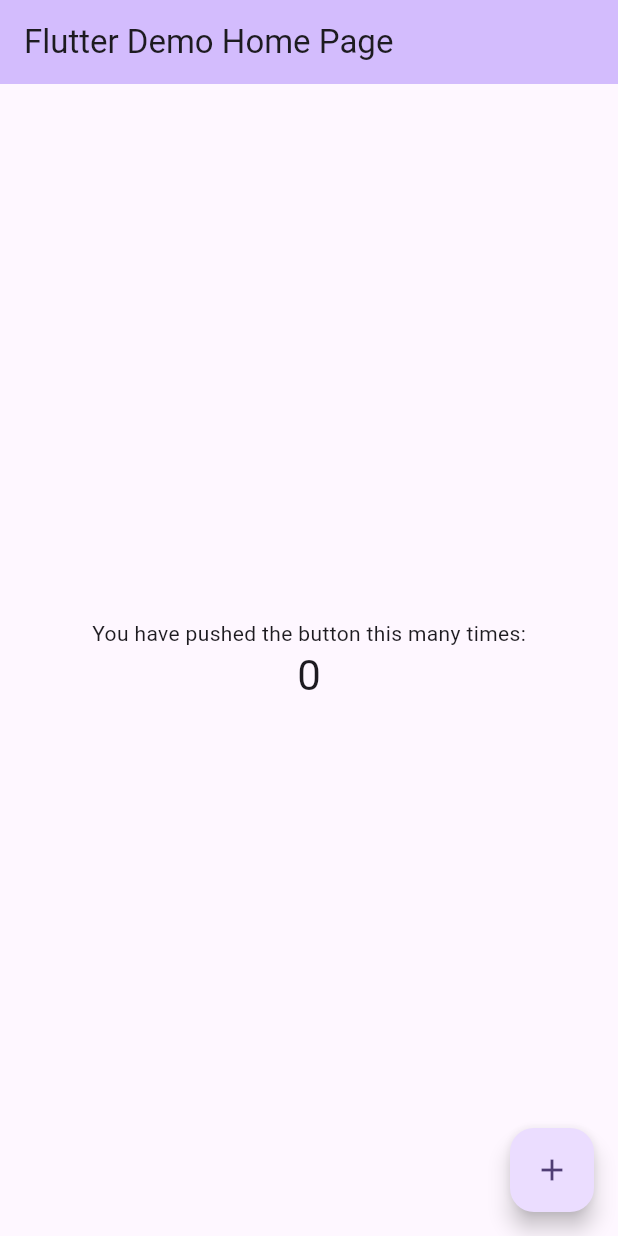
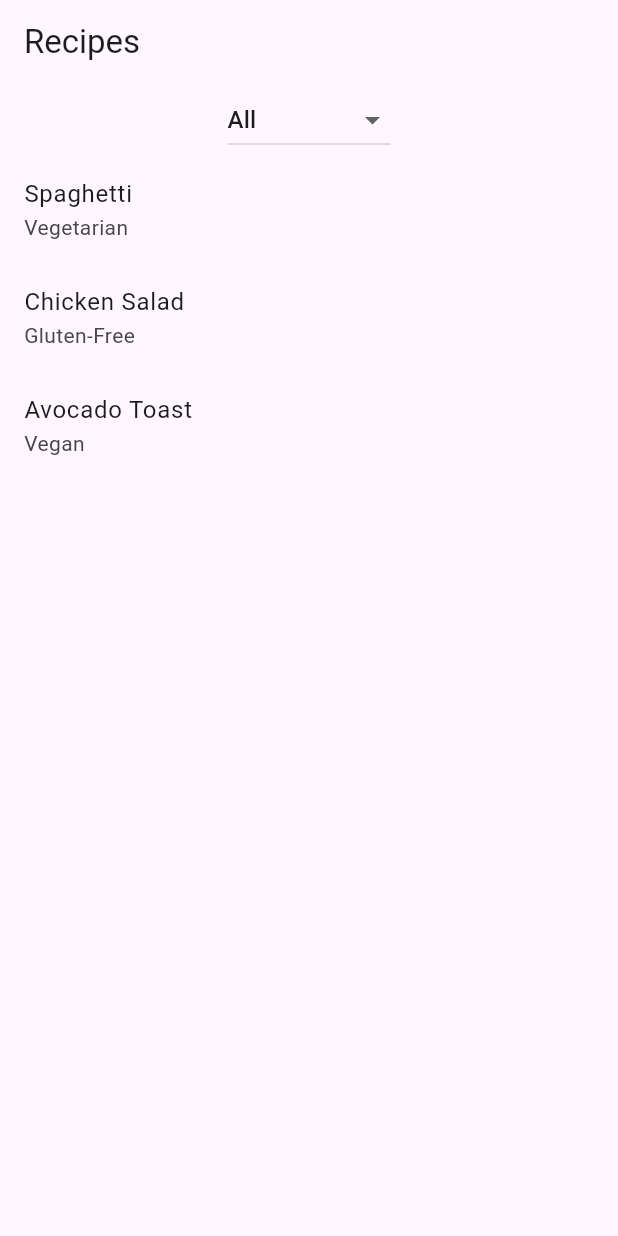
Before and after one commit to Hfreeman1/RecipeMealPlanner, a Flutter app: the screen it shows after launch, on a phone screen of 412 x 824 dp. Run offline on Flutter 3.47's test engine with Material 3 defaults, Android fonts, the phone set to English and light mode, and no system bars.

Commit message:
Milestone 1 complete – Recipe list + navigation working

```diff
--- a/lib/main.dart
+++ b/lib/main.dart
@@ -1,122 +1,120 @@
 import 'package:flutter/material.dart';
 
 void main() {
-  runApp(const MyApp());
+  runApp(RecipeApp());
 }
 
-class MyApp extends StatelessWidget {
-  const MyApp({super.key});
+class Recipe {
+  final String name;
+  final String category;
+  final List<String> ingredients;
+  final List<String> steps;
 
-  // This widget is the root of your application.
+  Recipe(this.name, this.category, this.ingredients, this.steps);
+}
+
+class RecipeApp extends StatelessWidget {
+  final List<Recipe> recipes = [
+    Recipe("Spaghetti", "Vegetarian",
+        ["Pasta", "Tomato Sauce", "Cheese"],
+        ["Boil pasta", "Add sauce", "Top with cheese"]),
+    Recipe("Chicken Salad", "Gluten-Free",
+        ["Chicken", "Lettuce", "Dressing"],
+        ["Cook chicken", "Mix ingredients"]),
+    Recipe("Avocado Toast", "Vegan",
+        ["Bread", "Avocado", "Salt"],
+        ["Toast bread", "Spread avocado", "Add salt"]),
+  ];
+
   @override
   Widget build(BuildContext context) {
     return MaterialApp(
-      title: 'Flutter Demo',
-      theme: ThemeData(
-        // This is the theme of your application.
-        //
-        // TRY THIS: Try running your application with "flutter run". You'll see
-        // the application has a purple toolbar. Then, without quitting the app,
-        // try changing the seedColor in the colorScheme below to Colors.green
-        // and then invoke "hot reload" (save your changes or press the "hot
-        // reload" button in a Flutter-supported IDE, or press "r" if you used
-        // the command line to start the app).
-        //
-        // Notice that the counter didn't reset back to zero; the application
-        // state is not lost during the reload. To reset the state, use hot
-        // restart instead.
-        //
-        // This works for code too, not just values: Most code changes can be
-        // tested with just a hot reload.
-        colorScheme: ColorScheme.fromSeed(seedColor: Colors.deepPurple),
-      ),
-      home: const MyHomePage(title: 'Flutter Demo Home Page'),
+      title: 'Recipe & Meal Planner',
+      theme: ThemeData(primarySwatch: Colors.green),
+      home: RecipeListScreen(recipes: recipes),
     );
   }
 }
 
-class MyHomePage extends StatefulWidget {
-  const MyHomePage({super.key, required this.title});
-
-  // This widget is the home page of your application. It is stateful, meaning
-  // that it has a State object (defined below) that contains fields that affect
-  // how it looks.
-
-  // This class is the configuration for the state. It holds the values (in this
-  // case the title) provided by the parent (in this case the App widget) and
-  // used by the build method of the State. Fields in a Widget subclass are
-  // always marked "final".
-
-  final String title;
+class RecipeListScreen extends StatefulWidget {
+  final List<Recipe> recipes;
+  RecipeListScreen({required this.recipes});
 
   @override
-  State<MyHomePage> createState() => _MyHomePageState();
+  _RecipeListScreenState createState() => _RecipeListScreenState();
 }
 
-class _MyHomePageState extends State<MyHomePage> {
-  int _counter = 0;
-
-  void _incrementCounter() {
-    setState(() {
-      // This call to setState tells the Flutter framework that something has
-      // changed in this State, which causes it to rerun the build method below
-      // so that the display can reflect the updated values. If we changed
-      // _counter without calling setState(), then the build method would not be
-      // called again, and so nothing would appear to happen.
-      _counter++;
-    });
-  }
+class _RecipeListScreenState extends State<RecipeListScreen> {
+  String selectedFilter = "All";
 
   @override
   Widget build(BuildContext context) {
-    // This method is rerun every time setState is called, for instance as done
-    // by the _incrementCounter method above.
-    //
-    // The Flutter framework has been optimized to make rerunning build methods
-    // fast, so that you can just rebuild anything that needs updating rather
-    // than having to individually change instances of widgets.
+    List<Recipe> filteredRecipes = selectedFilter == "All"
+        ? widget.recipes
+        : widget.recipes
+            .where((r) => r.category == selectedFilter)
+            .toList();
+
     return Scaffold(
-      appBar: AppBar(
-        // TRY THIS: Try changing the color here to a specific color (to
-        // Colors.amber, perhaps?) and trigger a hot reload to see the AppBar
-        // change color while the other colors stay the same.
-        backgroundColor: Theme.of(context).colorScheme.inversePrimary,
-        // Here we take the value from the MyHomePage object that was created by
-        // the App.build method, and use it to set our appbar title.
-        title: Text(widget.title),
+      appBar: AppBar(title: Text("Recipes")),
+      body: Column(
+        children: [
+          DropdownButton<String>(
+            value: selectedFilter,
+            items: ["All", "Vegan", "Vegetarian", "Gluten-Free"]
+                .map((e) => DropdownMenuItem(value: e, child: Text(e)))
+                .toList(),
+            onChanged: (value) {
+              setState(() {
+                selectedFilter = value!;
+              });
+            },
+          ),
+          Expanded(
+            child: ListView.builder(
+              itemCount: filteredRecipes.length,
+              itemBuilder: (context, index) {
+                final recipe = filteredRecipes[index];
+                return ListTile(
+                  title: Text(recipe.name),
+                  subtitle: Text(recipe.category),
+                  onTap: () => Navigator.push(
+                    context,
+                    MaterialPageRoute(
+                      builder: (_) => RecipeDetailScreen(recipe: recipe),
+                    ),
+                  ),
+                );
+              },
+            ),
+          ),
+        ],
       ),
-      body: Center(
-        // Center is a layout widget. It takes a single child and positions it
-        // in the middle of the parent.
+    );
+  }
+}
+
+class RecipeDetailScreen extends StatelessWidget {
+  final Recipe recipe;
+  RecipeDetailScreen({required this.recipe});
+
+  @override
+  Widget build(BuildContext context) {
+    return Scaffold(
+      appBar: AppBar(title: Text(recipe.name)),
+      body: Padding(
+        padding: const EdgeInsets.all(12.0),
         child: Column(
-          // Column is also a layout widget. It takes a list of children and
-          // arranges them vertically. By default, it sizes itself to fit its
-          // children horizontally, and tries to be as tall as its parent.
-          //
-          // Column has various properties to control how it sizes itself and
-          // how it positions its children. Here we use mainAxisAlignment to
-          // center the children vertically; the main axis here is the vertical
-          // axis because Columns are vertical (the cross axis would be
-          // horizontal).
-          //
-          // TRY THIS: Invoke "debug painting" (choose the "Toggle Debug Paint"
-          // action in the IDE, or press "p" in the console), to see the
-          // wireframe for each widget.
-          mainAxisAlignment: MainAxisAlignment.center,
-          children: <Widget>[
-            const Text('You have pushed the button this many times:'),
-            Text(
-              '$_counter',
-              style: Theme.of(context).textTheme.headlineMedium,
-            ),
+          crossAxisAlignment: CrossAxisAlignment.start,
+          children: [
+            Text("Ingredients:", style: TextStyle(fontWeight: FontWeight.bold)),
+            ...recipe.ingredients.map((e) => Text("- $e")),
+            SizedBox(height: 10),
+            Text("Steps:", style: TextStyle(fontWeight: FontWeight.bold)),
+            ...recipe.steps.map((e) => Text("- $e")),
           ],
         ),
       ),
-      floatingActionButton: FloatingActionButton(
-        onPressed: _incrementCounter,
-        tooltip: 'Increment',
-        child: const Icon(Icons.add),
-      ), // This trailing comma makes auto-formatting nicer for build methods.
     );
   }
 }
```
